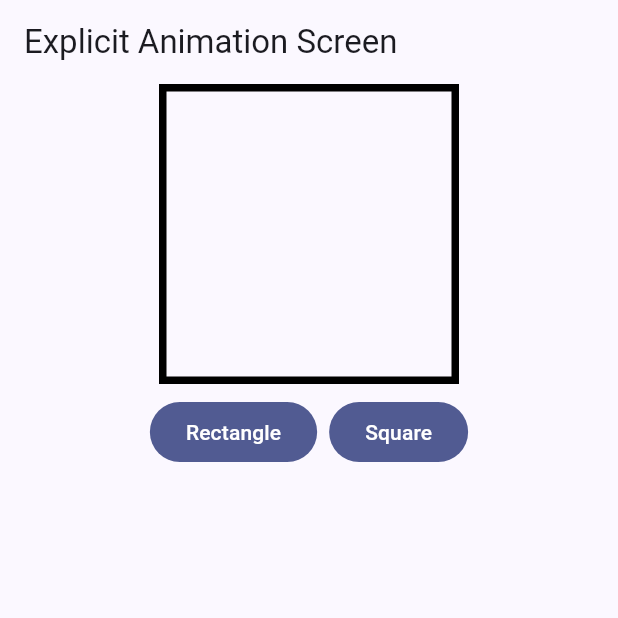
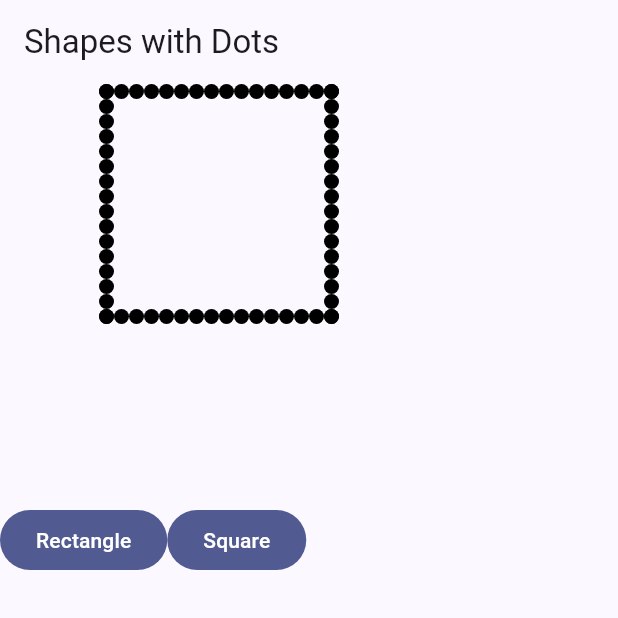
Before and after one commit to TechieBlossom/custom_implicit_animation, a Flutter app: the screen it shows after launch, on a phone screen of 412 x 824 dp, the top half of it. Run offline on Flutter 3.47's test engine with Material 2 defaults, Android fonts, the phone set to English and light mode, and no system bars.

Commit message:
Add shapes with dots

```diff
--- /dev/null
+++ b/lib/dots_screen.dart
@@ -0,0 +1,101 @@
+import 'package:custom_implicit_animation/sizes.dart';
+import 'package:custom_implicit_animation/widgets/ap.dart';
+import 'package:flutter/material.dart';
+
+class DotsScreen extends StatefulWidget {
+  const DotsScreen({super.key});
+
+  @override
+  State<DotsScreen> createState() => _DotsScreenState();
+}
+
+class _DotsScreenState extends State<DotsScreen> {
+  late List<Offset> _currentOffsets;
+
+  @override
+  void initState() {
+    super.initState();
+    _currentOffsets = _squareOffsets();
+  }
+
+  List<Offset> _squareOffsets() => [
+        // Top line
+        for (int i = 0; i <= 15; i++) Offset(i * Sizes.dotSize, 0),
+
+        // Bottom line
+        for (int i = 0; i <= 15; i++)
+          Offset(
+            i * Sizes.dotSize,
+            15 * Sizes.dotSize,
+          ),
+
+        // Left line
+        for (int i = 0; i <= 15; i++) Offset(0, i * Sizes.dotSize),
+
+        // Right line
+        for (int i = 0; i <= 15; i++)
+          Offset(
+            15 * Sizes.dotSize,
+            i * Sizes.dotSize,
+          ),
+      ];
+
+  List<Offset> _rectangleOffsets() => [
+        // Top line
+        for (int i = 0; i <= 20; i++) Offset(i * Sizes.dotSize, 0),
+
+        // Bottom line
+        for (int i = 0; i <= 20; i++)
+          Offset(
+            i * Sizes.dotSize,
+            10 * Sizes.dotSize,
+          ),
+
+        // Left line
+        for (int i = 0; i <= 10; i++) Offset(0, i * Sizes.dotSize),
+
+        // Right line
+        for (int i = 0; i <= 10; i++)
+          Offset(
+            20 * Sizes.dotSize,
+            i * Sizes.dotSize,
+          ),
+      ];
+
+  @override
+  Widget build(BuildContext context) {
+    return Scaffold(
+      appBar: AppBar(
+        title: const Text('Shapes with Dots'),
+      ),
+      body: Column(
+        children: [
+          SizedBox(
+            width: 280,
+            height: 280,
+            child: Stack(
+              children:
+                  _currentOffsets.map((offset) => AP(offset: offset)).toList(),
+            ),
+          ),
+          Row(
+            children: [
+              FilledButton(
+                onPressed: () => setState(
+                  () => _currentOffsets = _rectangleOffsets(),
+                ),
+                child: const Text('Rectangle'),
+              ),
+              FilledButton(
+                onPressed: () => setState(
+                  () => _currentOffsets = _squareOffsets(),
+                ),
+                child: const Text('Square'),
+              ),
+            ],
+          )
+        ],
+      ),
+    );
+  }
+}
--- a/lib/explicit_animation/explicit_animation_screen.dart
+++ /dev/null
@@ -1,68 +0,0 @@
-import 'package:flutter/material.dart';
-
-class ExplicitAnimationScreen extends StatefulWidget {
-  const ExplicitAnimationScreen({super.key});
-
-  @override
-  State<ExplicitAnimationScreen> createState() =>
-      _ExplicitAnimationScreenState();
-}
-
-class _ExplicitAnimationScreenState extends State<ExplicitAnimationScreen>
-    with SingleTickerProviderStateMixin {
-  late AnimationController _controller;
-  late Animation<double> _width;
-  late Animation<double> _height;
-
-  @override
-  void initState() {
-    super.initState();
-    _controller = AnimationController(
-      vsync: this,
-      duration: const Duration(seconds: 1),
-    );
-    _width = Tween<double>(begin: 200, end: 400).animate(_controller);
-    _height = Tween<double>(begin: 200, end: 200).animate(_controller);
-  }
-
-  @override
-  Widget build(BuildContext context) {
-    return Scaffold(
-      appBar: AppBar(
-        title: const Text('Explicit Animation Screen'),
-      ),
-      body: Column(
-        crossAxisAlignment: CrossAxisAlignment.center,
-        children: [
-          AnimatedBuilder(
-            animation: _controller,
-            builder: (context, _) {
-              return Container(
-                width: _width.value,
-                height: _height.value,
-                decoration: BoxDecoration(
-                  border: Border.all(
-                    width: 5,
-                  ),
-                ),
-              );
-            },
-          ),
-          ButtonBar(
-            alignment: MainAxisAlignment.center,
-            children: [
-              FilledButton(
-                onPressed: () => _controller.forward(),
-                child: const Text('Rectangle'),
-              ),
-              FilledButton(
-                onPressed: () => _controller.reverse(),
-                child: const Text('Square'),
-              ),
-            ],
-          )
-        ],
-      ),
-    );
-  }
-}
--- a/lib/main.dart
+++ b/lib/main.dart
@@ -1,4 +1,4 @@
-import 'package:custom_implicit_animation/explicit_animation/explicit_animation_screen.dart';
+import 'package:custom_implicit_animation/dots_screen.dart';
 import 'package:flutter/material.dart';
 
 void main() {
@@ -17,7 +17,7 @@ class MyApp extends StatelessWidget {
         useMaterial3: true,
         brightness: Brightness.light,
       ),
-      home: const ExplicitAnimationScreen(),
+      home: const DotsScreen(),
       debugShowCheckedModeBanner: false,
     );
   }
--- /dev/null
+++ b/lib/sizes.dart
@@ -0,0 +1,5 @@
+class Sizes {
+  Sizes._();
+
+  static const double dotSize = 10;
+}
--- /dev/null
+++ b/lib/widgets/ap.dart
@@ -0,0 +1,28 @@
+import 'package:custom_implicit_animation/sizes.dart';
+import 'package:custom_implicit_animation/widgets/dot.dart';
+import 'package:flutter/material.dart';
+
+class AP extends StatelessWidget {
+  const AP({
+    super.key,
+    required this.offset,
+  });
+
+  final Offset offset;
+
+  @override
+  Widget build(BuildContext context) {
+    const size = Sizes.dotSize;
+    const radius = size / 2;
+    return AnimatedPositioned.fromRect(
+      rect: Rect.fromCenter(
+        center: offset + const Offset(radius, radius),
+        width: size,
+        height: size,
+      ),
+      curve: Curves.linearToEaseOut,
+      duration: const Duration(seconds: 2),
+      child: const Dot(radius: radius),
+    );
+  }
+}
--- /dev/null
+++ b/lib/widgets/dot.dart
@@ -0,0 +1,23 @@
+import 'package:flutter/material.dart';
+
+class Dot extends StatelessWidget {
+  const Dot({
+    super.key,
+    required this.radius,
+  });
+
+  final double radius;
+
+  @override
+  Widget build(BuildContext context) {
+    return SizedBox.fromSize(
+      size: Size.fromRadius(radius),
+      child: const DecoratedBox(
+        decoration: BoxDecoration(
+          shape: BoxShape.circle,
+          color: Colors.black,
+        ),
+      ),
+    );
+  }
+}
```
